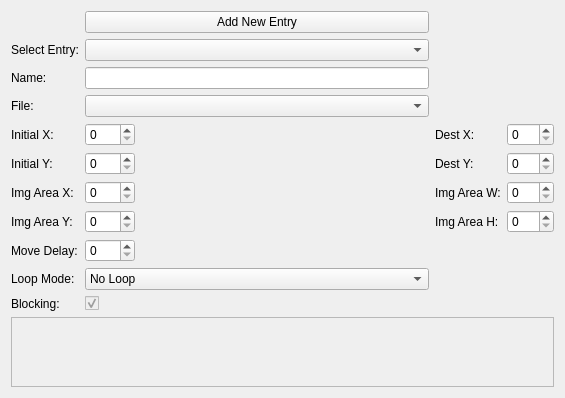
This is editor/scenes/tab_image.ui in protoman/rockbot as Qt 5 draws it before an edit. The edited form follows.
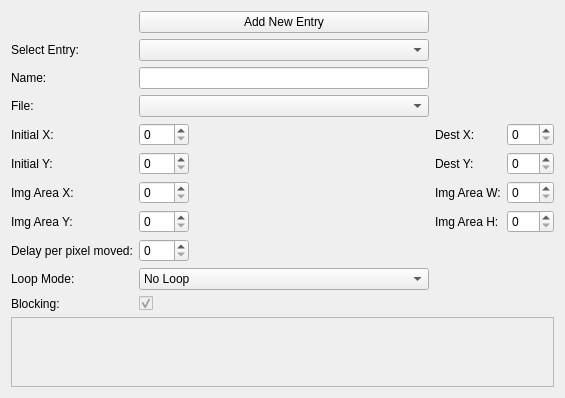
This is the edited form. Custom widgets are drawn as their Qt base class.

```diff
--- a/editor/scenes/tab_image.ui
+++ b/editor/scenes/tab_image.ui
@@ -56,7 +56,7 @@
      <item row="10" column="0">
       <widget class="QLabel" name="label_8">
        <property name="text">
-        <string>Move Delay:</string>
+        <string>Delay per pixel moved:</string>
        </property>
       </widget>
      </item>
```
